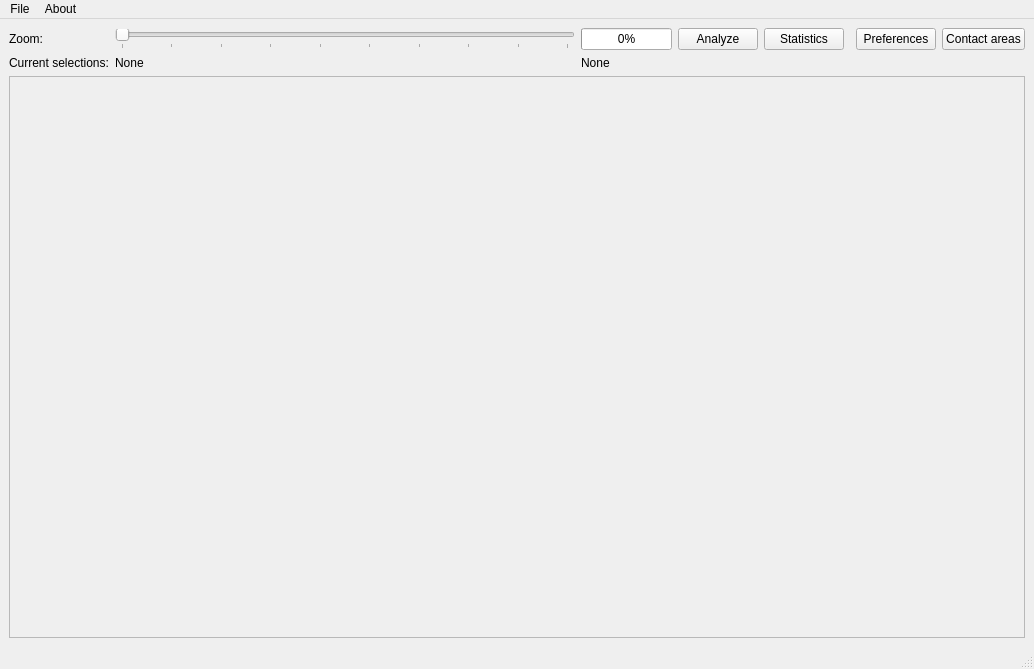
Above: PyContact/gui/MainQtGui.ui from maxscheurer/pycontact before the change. Below: the same form after it.
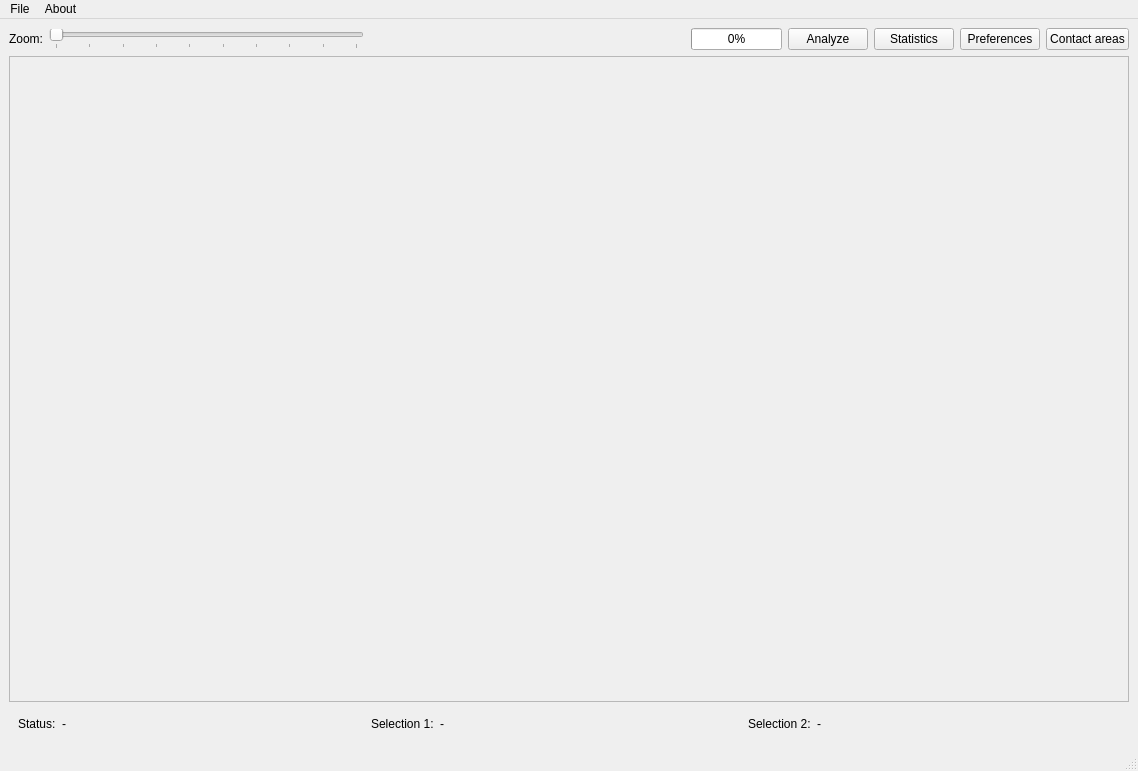
That is the form after the change.

Commit message: redesigning gui, status bar and current selections

```diff
--- a/PyContact/gui/MainQtGui.ui
+++ b/PyContact/gui/MainQtGui.ui
@@ -6,8 +6,8 @@
    <rect>
     <x>0</x>
     <y>0</y>
-    <width>1034</width>
-    <height>669</height>
+    <width>1138</width>
+    <height>771</height>
    </rect>
   </property>
   <property name="windowTitle">
@@ -15,6 +15,20 @@
   </property>
   <widget class="QWidget" name="centralwidget">
    <layout class="QGridLayout" name="gridLayout">
+    <item row="0" column="7">
+     <widget class="QPushButton" name="contactAreaButton">
+      <property name="text">
+       <string>Contact areas</string>
+      </property>
+     </widget>
+    </item>
+    <item row="0" column="5">
+     <widget class="QPushButton" name="statisticsButton">
+      <property name="text">
+       <string>Statistics</string>
+      </property>
+     </widget>
+    </item>
     <item row="0" column="1">
      <widget class="QSlider" name="mergeSlider">
       <property name="sizePolicy">
@@ -46,35 +60,62 @@
       </property>
      </widget>
     </item>
-    <item row="1" column="2">
-     <widget class="QLabel" name="label_3">
+    <item row="0" column="3">
+     <widget class="QProgressBar" name="progressBar">
+      <property name="sizePolicy">
+       <sizepolicy hsizetype="Minimum" vsizetype="Fixed">
+        <horstretch>0</horstretch>
+        <verstretch>0</verstretch>
+       </sizepolicy>
+      </property>
+      <property name="value">
+       <number>0</number>
+      </property>
+      <property name="textVisible">
+       <bool>true</bool>
+      </property>
+      <property name="invertedAppearance">
+       <bool>false</bool>
+      </property>
+      <property name="format">
+       <string>%p%</string>
+      </property>
+     </widget>
+    </item>
+    <item row="0" column="0">
+     <widget class="QLabel" name="zoomSliderLabel">
+      <property name="sizePolicy">
+       <sizepolicy hsizetype="Fixed" vsizetype="Preferred">
+        <horstretch>0</horstretch>
+        <verstretch>0</verstretch>
+       </sizepolicy>
+      </property>
       <property name="text">
-       <string>None</string>
+       <string>Zoom:</string>
+      </property>
+     </widget>
+    </item>
+    <item row="0" column="6">
+     <widget class="QPushButton" name="openPreferencesButton">
+      <property name="sizePolicy">
+       <sizepolicy hsizetype="Fixed" vsizetype="Fixed">
+        <horstretch>0</horstretch>
+        <verstretch>0</verstretch>
+       </sizepolicy>
+      </property>
+      <property name="text">
+       <string>Preferences</string>
       </property>
      </widget>
     </item>
     <item row="0" column="4">
-     <widget class="QPushButton" name="statisticsButton">
+     <widget class="QPushButton" name="analysisButton">
       <property name="text">
-       <string>Statistics</string>
+       <string>Analyze</string>
       </property>
      </widget>
     </item>
-    <item row="1" column="1">
-     <widget class="QLabel" name="label_2">
-      <property name="text">
-       <string>None</string>
-      </property>
-     </widget>
-    </item>
-    <item row="0" column="7">
-     <widget class="QPushButton" name="contactAreaButton">
-      <property name="text">
-       <string>Contact areas</string>
-      </property>
-     </widget>
-    </item>
-    <item row="3" column="0" colspan="8">
+    <item row="2" column="0" colspan="8">
      <widget class="QScrollArea" name="scrollArea">
       <property name="sizeAdjustPolicy">
        <enum>QAbstractScrollArea::AdjustIgnored</enum>
@@ -87,73 +128,96 @@
         <rect>
          <x>0</x>
          <y>0</y>
-         <width>1014</width>
-         <height>539</height>
+         <width>1118</width>
+         <height>623</height>
         </rect>
        </property>
       </widget>
      </widget>
     </item>
-    <item row="0" column="3">
-     <widget class="QPushButton" name="analysisButton">
-      <property name="text">
-       <string>Analyze</string>
-      </property>
-     </widget>
-    </item>
-    <item row="1" column="0">
-     <widget class="QLabel" name="label">
-      <property name="text">
-       <string>Current selections:</string>
-      </property>
-     </widget>
-    </item>
-    <item row="0" column="0">
-     <widget class="QLabel" name="zoomSliderLabel">
-      <property name="sizePolicy">
-       <sizepolicy hsizetype="Fixed" vsizetype="Preferred">
-        <horstretch>0</horstretch>
-        <verstretch>0</verstretch>
-       </sizepolicy>
-      </property>
-      <property name="text">
-       <string>Zoom:</string>
-      </property>
-     </widget>
-    </item>
-    <item row="0" column="6">
-     <widget class="QPushButton" name="openPreferencesButton">
-      <property name="sizePolicy">
-       <sizepolicy hsizetype="Fixed" vsizetype="Fixed">
-        <horstretch>0</horstretch>
-        <verstretch>0</verstretch>
-       </sizepolicy>
-      </property>
-      <property name="text">
-       <string>Preferences</string>
-      </property>
-     </widget>
-    </item>
     <item row="0" column="2">
-     <widget class="QProgressBar" name="progressBar">
+     <spacer name="horizontalSpacer">
+      <property name="orientation">
+       <enum>Qt::Horizontal</enum>
+      </property>
+      <property name="sizeHint" stdset="0">
+       <size>
+        <width>40</width>
+        <height>20</height>
+       </size>
+      </property>
+     </spacer>
+    </item>
+    <item row="3" column="0" colspan="8">
+     <widget class="QWidget" name="infoWidget" native="true">
       <property name="sizePolicy">
-       <sizepolicy hsizetype="Minimum" vsizetype="Fixed">
+       <sizepolicy hsizetype="Preferred" vsizetype="Fixed">
         <horstretch>0</horstretch>
         <verstretch>0</verstretch>
        </sizepolicy>
       </property>
-      <property name="value">
-       <number>0</number>
-      </property>
-      <property name="textVisible">
-       <bool>true</bool>
-      </property>
-      <property name="invertedAppearance">
-       <bool>false</bool>
-      </property>
-      <property name="format">
-       <string>%p%</string>
-      </property>
+      <layout class="QGridLayout" name="gridLayout_2">
+       <item row="0" column="3">
+        <widget class="QLabel" name="selection1label">
+         <property name="text">
+          <string>-</string>
+         </property>
+        </widget>
+       </item>
+       <item row="0" column="2">
+        <widget class="QLabel" name="selection1">
+         <property name="sizePolicy">
+          <sizepolicy hsizetype="Fixed" vsizetype="Preferred">
+           <horstretch>0</horstretch>
+           <verstretch>0</verstretch>
+          </sizepolicy>
+         </property>
+         <property name="text">
+          <string>Selection 1:</string>
+         </property>
+        </widget>
+       </item>
+       <item row="0" column="0">
+        <widget class="QLabel" name="status">
+         <property name="sizePolicy">
+          <sizepolicy hsizetype="Fixed" vsizetype="Preferred">
+           <horstretch>0</horstretch>
+           <verstretch>0</verstretch>
+          </sizepolicy>
+         </property>
+         <property name="text">
+          <string>Status:</string>
+         </property>
+        </widget>
+       </item>
+       <item row="0" column="5">
+        <widget class="QLabel" name="selection2label">
+         <property name="text">
+          <string>-</string>
+         </property>
+        </widget>
+       </item>
+       <item row="0" column="1">
+        <widget class="QLabel" name="statusLabel">
+         <property name="text">
+          <string>-</string>
+         </property>
+        </widget>
+       </item>
+       <item row="0" column="4">
+        <widget class="QLabel" name="selection2">
+         <property name="sizePolicy">
+          <sizepolicy hsizetype="Fixed" vsizetype="Preferred">
+           <horstretch>0</horstretch>
+           <verstretch>0</verstretch>
+          </sizepolicy>
+         </property>
+         <property name="text">
+          <string>Selection 2:</string>
+         </property>
+        </widget>
+       </item>
+      </layout>
      </widget>
     </item>
    </layout>
@@ -164,7 +228,7 @@
     <rect>
      <x>0</x>
      <y>0</y>
-     <width>1034</width>
+     <width>1138</width>
      <height>25</height>
     </rect>
    </property>
```
The commit also changes 5 other files.
